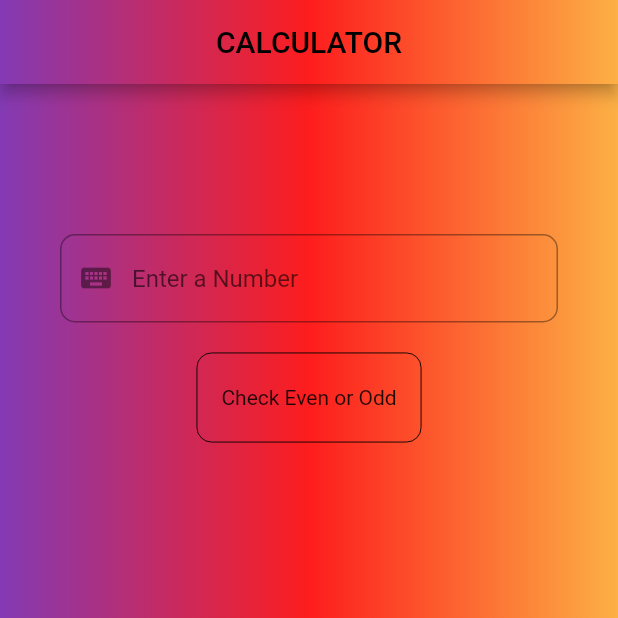
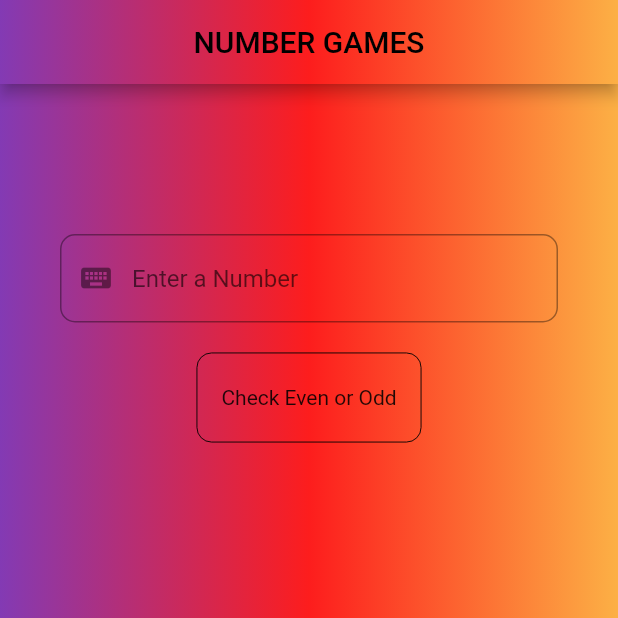
Before and after one commit to parentsmyworld/numbergameswithnavigationbar, a Flutter app: the screen it shows after launch, on a phone screen of 412 x 824 dp, the top half of it. Run offline on Flutter 3.47's test engine with Material 2 defaults, Android fonts, the phone set to English and light mode, and no system bars.

```diff
--- a/lib/main.dart
+++ b/lib/main.dart
@@ -29,7 +29,7 @@ class _HomeState extends State<Home> {
                     colors: [Color(0xff833ab4),Color(0xfffd1d1d),Color(0xfffcb045)])
             ),
           ),
-          title: Center(child: Text("CALCULATOR",style: TextStyle(color: Colors.black),)),
+          title: Center(child: Text("NUMBER GAMES",style: TextStyle(color: Colors.black),)),
         ),
         body: pages[_myindex],
         bottomNavigationBar: Container(
```
